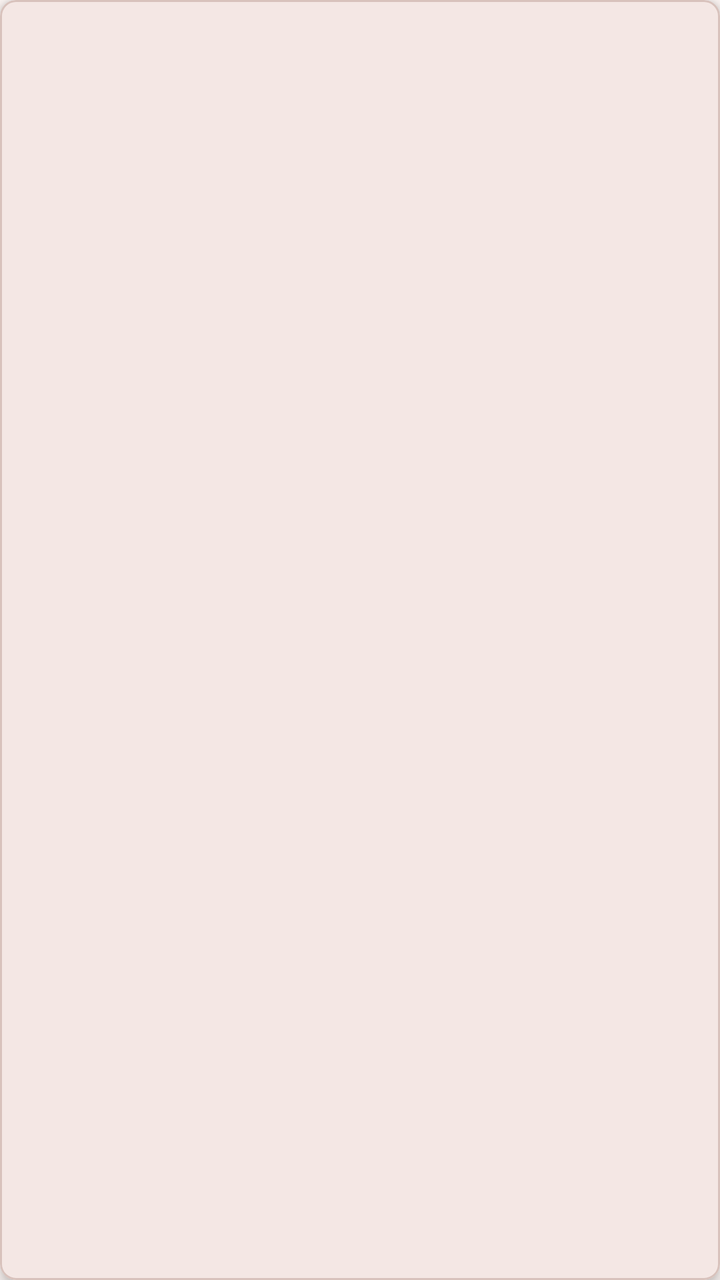
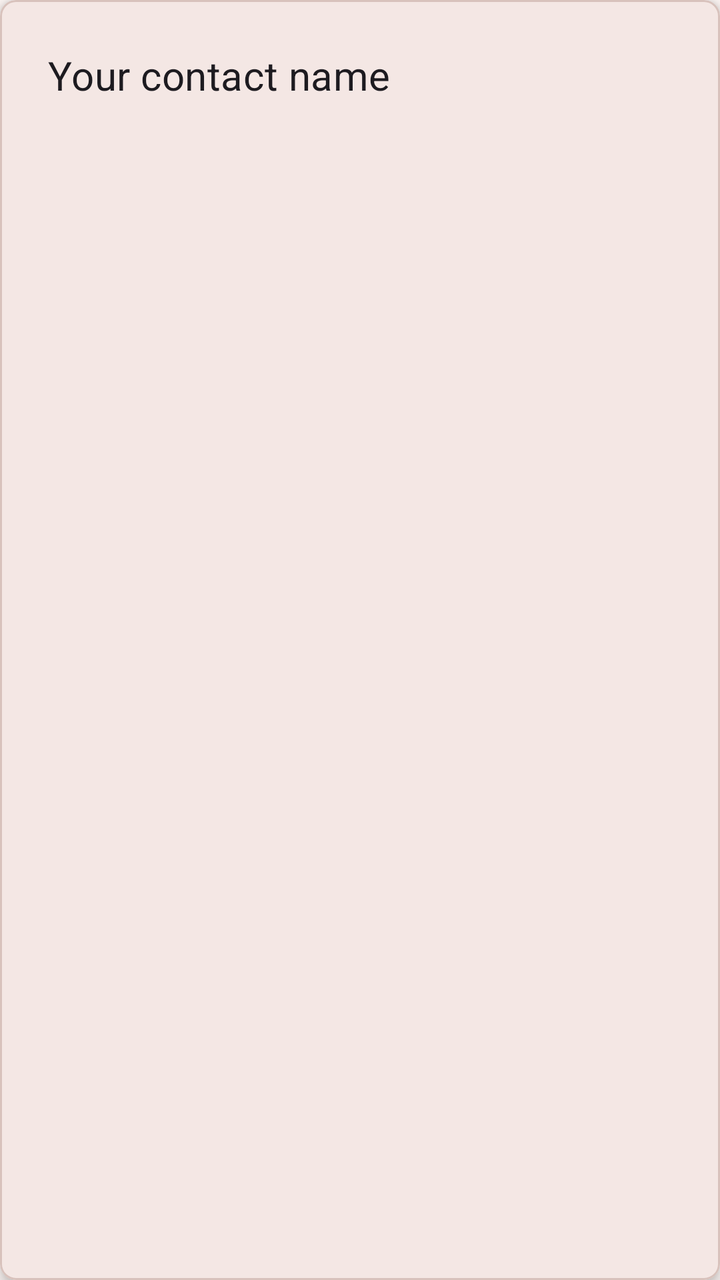

An Android layout rendered at two revisions. The XML below is the earlier revision; the diff shows what the commit changed to produce the second picture.
<!-- AndroidManifest.xml: application theme AppTheme -->
<!-- res/layout/contact_item.xml -->
<?xml version="1.0" encoding="utf-8"?>
<com.google.android.material.card.MaterialCardView xmlns:android="http://schemas.android.com/apk/res/android"
    xmlns:app="http://schemas.android.com/apk/res-auto"
    android:layout_width="match_parent"
    android:layout_height="wrap_content"
    android:layout_marginBottom="8dp"
    app:cardCornerRadius="8dp"
    app:cardElevation="4dp">

    <LinearLayout
        android:layout_width="match_parent"
        android:layout_height="wrap_content"
        android:orientation="vertical"
        android:padding="16dp">

        <TextView
            android:id="@+id/textView_name"
            android:layout_width="match_parent"
            android:layout_height="wrap_content"
            android:textAppearance="?attr/textAppearanceSubtitle1"/>

    </LinearLayout>

</com.google.android.material.card.MaterialCardView>
<!-- resources referenced by this layout -->
<resources>
  <color name="md_theme_primary">#8F4C38</color>
  <color name="md_theme_onPrimary">#FFFFFF</color>
  <color name="md_theme_primaryContainer">#FFDBD1</color>
  <color name="md_theme_onPrimaryContainer">#3A0B01</color>
  <color name="md_theme_secondary">#77574E</color>
  <color name="md_theme_onSecondary">#FFFFFF</color>
  <color name="md_theme_secondaryContainer">#FFDBD1</color>
  <color name="md_theme_onSecondaryContainer">#2C150F</color>
  <color name="md_theme_tertiary">#6C5D2F</color>
  <color name="md_theme_onTertiary">#FFFFFF</color>
  <color name="md_theme_tertiaryContainer">#F5E1A7</color>
  <color name="md_theme_onTertiaryContainer">#231B00</color>
  <color name="md_theme_error">#BA1A1A</color>
  <color name="md_theme_onError">#FFFFFF</color>
  <color name="md_theme_errorContainer">#FFDAD6</color>
  <color name="md_theme_onErrorContainer">#410002</color>
  <color name="md_theme_background">#FFF8F6</color>
  <color name="md_theme_onBackground">#231917</color>
  <color name="md_theme_surface">#FFF8F6</color>
  <color name="md_theme_onSurface">#231917</color>
  <color name="md_theme_surfaceVariant">#F5DED8</color>
  <color name="md_theme_onSurfaceVariant">#53433F</color>
  <color name="md_theme_outline">#85736E</color>
  <color name="md_theme_outlineVariant">#D8C2BC</color>
  <color name="md_theme_inverseSurface">#392E2B</color>
  <color name="md_theme_inverseOnSurface">#FFEDE8</color>
  <color name="md_theme_inversePrimary">#FFB5A0</color>
  <color name="md_theme_primaryFixed">#FFDBD1</color>
  <color name="md_theme_onPrimaryFixed">#3A0B01</color>
  <color name="md_theme_primaryFixedDim">#FFB5A0</color>
  <color name="md_theme_onPrimaryFixedVariant">#723523</color>
  <color name="md_theme_secondaryFixed">#FFDBD1</color>
  <color name="md_theme_onSecondaryFixed">#2C150F</color>
  <color name="md_theme_secondaryFixedDim">#E7BDB2</color>
  <color name="md_theme_onSecondaryFixedVariant">#5D4037</color>
  <color name="md_theme_tertiaryFixed">#F5E1A7</color>
  <color name="md_theme_onTertiaryFixed">#231B00</color>
  <color name="md_theme_tertiaryFixedDim">#D8C58D</color>
  <color name="md_theme_onTertiaryFixedVariant">#534619</color>
  <color name="md_theme_surfaceDim">#E8D6D2</color>
  <color name="md_theme_surfaceBright">#FFF8F6</color>
  <color name="md_theme_surfaceContainerLowest">#FFFFFF</color>
  <color name="md_theme_surfaceContainerLow">#FFF1ED</color>
  <color name="md_theme_surfaceContainer">#FCEAE5</color>
  <color name="md_theme_surfaceContainerHigh">#F7E4E0</color>
  <color name="md_theme_surfaceContainerHighest">#F1DFDA</color>
  <!-- unchanged entries left out for length: 1 -->
</resources>

<!-- the commit's change to res/layout/contact_item.xml (unified diff, before → after) -->
@@ -1,13 +1,14 @@
 <?xml version="1.0" encoding="utf-8"?>
 <com.google.android.material.card.MaterialCardView xmlns:android="http://schemas.android.com/apk/res/android"
     xmlns:app="http://schemas.android.com/apk/res-auto"
+    xmlns:tools="http://schemas.android.com/tools"
     android:layout_width="match_parent"
     android:layout_height="wrap_content"
     android:layout_marginBottom="8dp"
     app:cardCornerRadius="8dp"
     app:cardElevation="4dp">
 
-    <LinearLayout
+    <androidx.constraintlayout.widget.ConstraintLayout
         android:layout_width="match_parent"
         android:layout_height="wrap_content"
         android:orientation="vertical"
@@ -17,8 +18,15 @@
             android:id="@+id/textView_name"
             android:layout_width="match_parent"
             android:layout_height="wrap_content"
-            android:textAppearance="?attr/textAppearanceSubtitle1"/>
+            android:layout_margin="8dp"
+            android:text="Your contact name"
+            android:textAppearance="?attr/textAppearanceSubtitle1"
+            android:textSize="20sp"
+            app:layout_constraintBottom_toBottomOf="parent"
+            app:layout_constraintEnd_toEndOf="parent"
+            app:layout_constraintStart_toStartOf="parent"
+            app:layout_constraintTop_toTopOf="parent" />
 
-    </LinearLayout>
+    </androidx.constraintlayout.widget.ConstraintLayout>
 
 </com.google.android.material.card.MaterialCardView>
